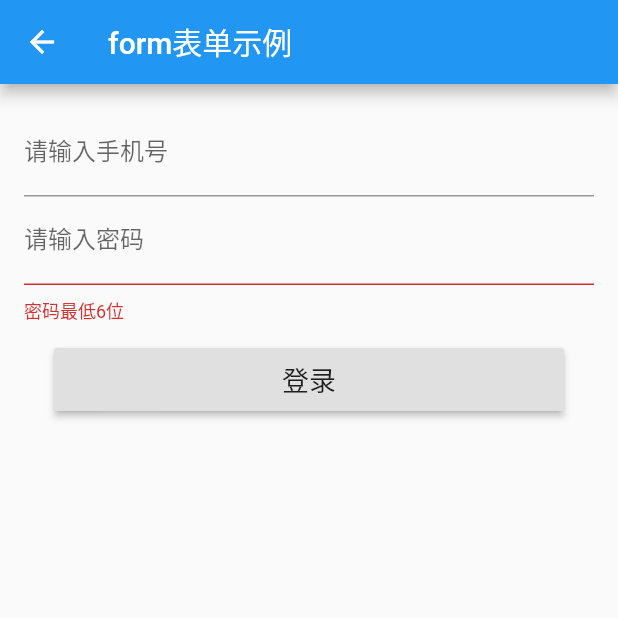
After one commit to Purelightme/flutter_base, a Flutter app: the LoginPage screen opened directly, after a tap on "登录", on a phone screen of 412 x 824 dp, the top half of it. The commit adds this screen. Run offline on Flutter 3.47's test engine with Material 2 defaults, Android fonts, the phone set to English and light mode, and no system bars; network calls fail.

Commit message:
add some base widget and login page test

```diff
--- /dev/null
+++ b/lib/form_widgets/login_page.dart
@@ -0,0 +1,71 @@
+import 'package:flutter/material.dart';
+
+class LoginPage extends StatefulWidget {
+  @override
+  _LoginPageState createState() => _LoginPageState();
+}
+
+class _LoginPageState extends State<LoginPage> {
+  GlobalKey<FormState> loginKey = new GlobalKey<FormState>();
+
+  String phone;
+  String password;
+
+  _login() {
+    var loginForm = loginKey.currentState;
+    if(loginForm.validate()){
+      loginForm.save();
+      print("phone:$phone,password:$password");
+    }
+  }
+
+  @override
+  Widget build(BuildContext context) {
+    return Scaffold(
+      appBar: AppBar(
+        title: Text('form表单示例'),
+      ),
+      body: Column(
+        children: <Widget>[
+          Container(
+            padding: const EdgeInsets.all(16),
+            child: Form(
+              key: loginKey,
+              child: Column(
+                children: <Widget>[
+                  TextFormField(
+                      decoration: InputDecoration(labelText: '请输入手机号'),
+                      onSaved: (value) {
+                        phone = value;
+                      },
+                      onFieldSubmitted: (value) {}),
+                  TextFormField(
+                    decoration: InputDecoration(labelText: '请输入密码'),
+                    onSaved: (value) {
+                      password = value;
+                    },
+                    obscureText: true,
+                    validator: (value) {
+                      return value.length < 6 ? '密码最低6位' : null;
+                    },
+                  )
+                ],
+              ),
+            ),
+          ),
+          SizedBox(
+            width: 340.0,
+            height: 42.0,
+            child: RaisedButton(
+              onPressed: _login,
+              child: Text(
+                '登录',
+                style: TextStyle(fontSize: 18.0),
+              ),
+            ),
+          )
+        ],
+      ),
+    );
+  }
+}
```
Also changed, not shown: lib/base_widgets/grid_view_demo.dart (added, +30 -0 lines), lib/base_widgets/icon_demo.dart (added, +33 -0 lines), lib/base_widgets/image_demo.dart (added, +18 -0 lines), lib/base_widgets/list_view_demo.dart (added, +83 -0 lines), lib/base_widgets/list_view_horizontal_demo.dart (added, +45 -0 lines), lib/base_widgets/text_demo.dart (added, +50 -0 lines), lib/main.dart (+100 -10 lines).
